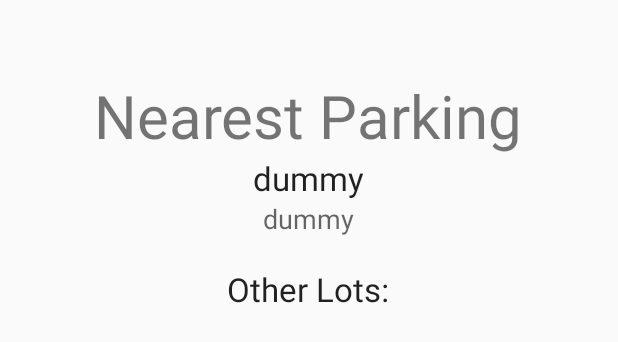
After one commit to suhvanuhlihn/project3-team16, an Android app: the layout result_activity.xml on its own in the app's theme, with its tools: preview values and no code run, on a phone screen of 412 x 824 dp. The commit adds this screen. Shown: the top 342 px of the screen. Run offline under Robolectric (Android 15) with nearby library versions, the phone set to English and light mode, and no system bars.

Commit message:
Working on result activity layout

```diff
--- /dev/null
+++ b/app/src/main/java/edu/msu/pinkoski/project3_team16/ResultActivity.java
@@ -0,0 +1,8 @@
+package edu.msu.pinkoski.project3_team16;
+
+/**
+ * Created by Savanna on 4/29/2017.
+ */
+
+public class ResultActivity {
+}
--- /dev/null
+++ b/app/src/main/res/layout/result_activity.xml
@@ -0,0 +1,48 @@
+<?xml version="1.0" encoding="utf-8"?>
+<RelativeLayout
+    xmlns:android="http://schemas.android.com/apk/res/android"
+    xmlns:tools="http://schemas.android.com/tools"
+    android:layout_width="wrap_content"
+    android:layout_height="match_parent"
+    android:layout_gravity="center_horizontal"
+    android:gravity="center_horizontal"
+    tools:context="edu.msu.pinkoski.project3_team16.ResultActivity">
+
+    <TextView
+        android:id="@+id/textResult"
+        android:layout_width="wrap_content"
+        android:layout_height="wrap_content"
+        android:textSize="40dp"
+        android:layout_marginTop="50dp"
+        android:text="@string/result"
+        android:layout_centerHorizontal="true" />
+
+    <TextView
+        android:id="@+id/textPlace"
+        android:layout_centerInParent="true"
+        android:layout_width="wrap_content"
+        android:layout_height="wrap_content"
+        android:textAppearance="?android:attr/textAppearanceLarge"
+        android:layout_below="@+id/textResult"
+        android:text="@string/dummy"/>
+
+    <TextView
+        android:id="@+id/textDistance"
+        android:layout_centerInParent="true"
+        android:layout_width="wrap_content"
+        android:layout_height="wrap_content"
+        android:textAppearance="?android:attr/textAppearanceMedium"
+        android:layout_below="@+id/textPlace"
+        android:text="@string/dummy"/>
+
+    <TextView
+        android:id="@+id/textOtherCloseParking"
+        android:layout_centerInParent="true"
+        android:layout_width="wrap_content"
+        android:layout_height="wrap_content"
+        android:layout_below="@+id/textDistance"
+        android:textAppearance="?android:attr/textAppearanceLarge"
+        android:layout_marginTop="20dp"
+        android:text="@string/otherParking"/>
+
+</RelativeLayout>
--- a/app/src/main/res/values/strings.xml
+++ b/app/src/main/res/values/strings.xml
@@ -3,4 +3,8 @@
     <string name="search">Search for Parking...</string>
     <string name="info">Info</string>
     <string name="parkingimage">parkingImage</string>
+    <string name="result">Nearest Parking</string>
+    <string name="dummy">dummy</string>
+    <string name="nextClosest">Nearby:</string>
+    <string name="otherParking">Other Lots:</string>
 </resources>
```
